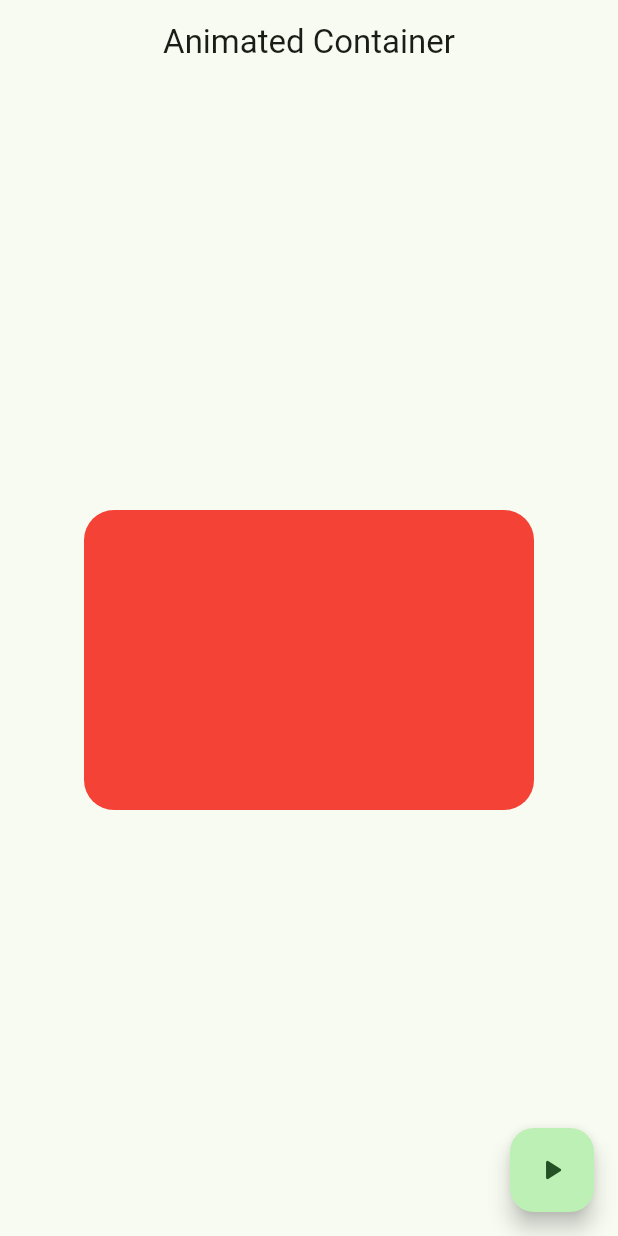
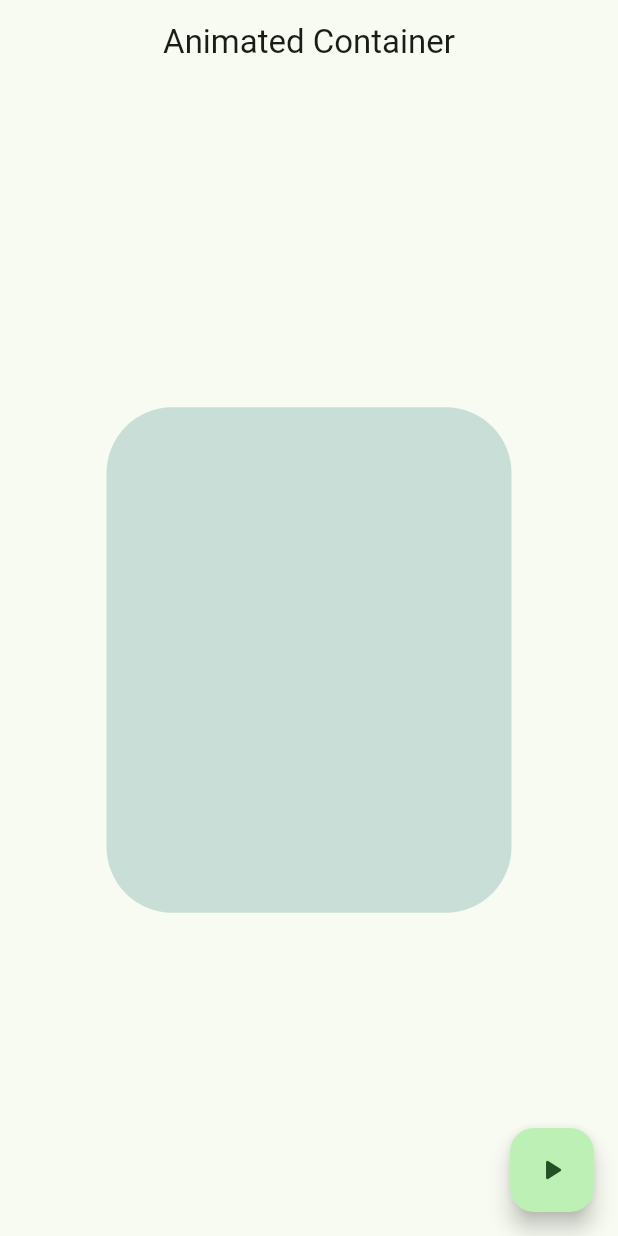
Before and after one commit to SebasRDev/widget_app, a Flutter app: the AnimatedScreen screen opened by its route, after a tap on the "play arrow" icon, on a phone screen of 412 x 824 dp. Run offline on Flutter 3.47's test engine with Material 2 defaults, Android fonts, the phone set to English and light mode, and no system bars; our stand-ins replace go_router.

Commit message:
animated container finished

```diff
--- a/lib/presentation/screens/animated/animated_screen.dart
+++ b/lib/presentation/screens/animated/animated_screen.dart
@@ -1,10 +1,41 @@
+import 'dart:math' show Random;
 import 'package:flutter/material.dart';
 
-class AnimatedScreen extends StatelessWidget {
+class AnimatedScreen extends StatefulWidget {
 
   static const name = 'animated_screen';
 
   const AnimatedScreen({super.key});
+
+  @override
+  State<AnimatedScreen> createState() => _AnimatedScreenState();
+}
+
+class _AnimatedScreenState extends State<AnimatedScreen> {
+
+  double width = 50;
+  double height = 50;
+  Color color = Colors.indigo;
+  double borderRadius = 10.0;
+
+  void changeShape() {
+
+    final random = Random();
+
+    width = random.nextInt(300) + 50;
+    height = random.nextInt(450) + 50;
+    color = Color.fromRGBO(
+      random.nextInt(255),
+      random.nextInt(255),
+      random.nextInt(255),
+      random.nextDouble(),
+    );
+    borderRadius = random.nextDouble() * 50;
+
+    setState(() {});
+
+  }
+
 
   @override
   Widget build(BuildContext context) {
@@ -16,15 +47,20 @@ class AnimatedScreen extends StatelessWidget {
         child: AnimatedContainer(
           duration: const Duration(milliseconds: 400),
           curve: Curves.easeOutCubic,
-          width: 300,
-          height: 200,
+          width: width,
+          height: height,
           decoration: BoxDecoration(
-            color: Colors.red,
-            borderRadius: BorderRadius.circular(20)
+            color: color,
+            borderRadius: BorderRadius.circular(borderRadius)
           ),
         ),
       ),
-      floatingActionButton: FloatingActionButton(onPressed: (){}, child: Icon(Icons.play_arrow_rounded),),
+      floatingActionButton: FloatingActionButton(
+        onPressed: (){
+          changeShape();
+        },
+        child: const Icon(Icons.play_arrow_rounded),
+      ),
     );
   }
 }
```
